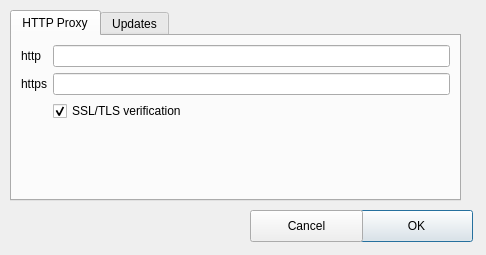
namuan/http-rider, file resources/ui/configuration_dialog.ui: the form before one commit.
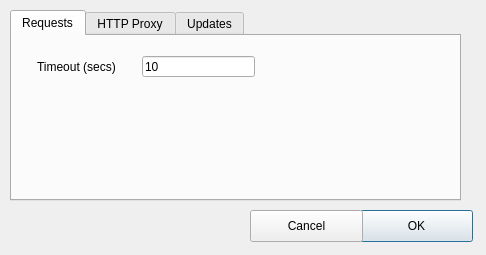
The form after the commit.

Commit message: [Feature] Added configuration for setting request timeout

```diff
--- a/resources/ui/configuration_dialog.ui
+++ b/resources/ui/configuration_dialog.ui
@@ -31,6 +31,37 @@
    <property name="currentIndex">
     <number>0</number>
    </property>
+   <widget class="QWidget" name="tab_2">
+    <attribute name="title">
+     <string>Requests</string>
+    </attribute>
+    <widget class="QLineEdit" name="timeout_in_secs">
+     <property name="geometry">
+      <rect>
+       <x>130</x>
+       <y>20</y>
+       <width>113</width>
+       <height>21</height>
+      </rect>
+     </property>
+     <property name="text">
+      <string>10</string>
+     </property>
+    </widget>
+    <widget class="QLabel" name="label_3">
+     <property name="geometry">
+      <rect>
+       <x>25</x>
+       <y>21</y>
+       <width>101</width>
+       <height>20</height>
+      </rect>
+     </property>
+     <property name="text">
+      <string>Timeout (secs)</string>
+     </property>
+    </widget>
+   </widget>
    <widget class="QWidget" name="tab">
     <attribute name="title">
      <string>HTTP Proxy</string>
```
The commit also changes 9 other files.
